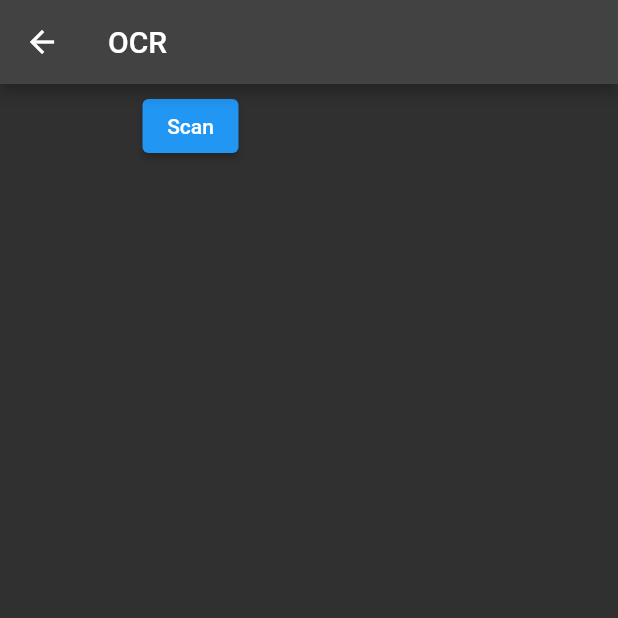
After one commit to cahix/ocrrub, a Flutter app: the screen it shows after launch, after a tap on "OCR", on a phone screen of 412 x 824 dp, the top half of it. The commit adds this screen. Run offline on Flutter 3.47's test engine with Material 2 defaults, Android fonts, the phone set to English and light mode, and no system bars; our stand-ins replace camera, image_picker; missing offline and left inert: dart:ffi, edge_detection, google_ml_kit; generated files the repository leaves out were written again.

Commit message:
add text preview

```diff
--- a/lib/main.dart
+++ b/lib/main.dart
@@ -6,6 +6,7 @@ import 'src/view/settings/settings_controller.dart';
 import 'src/view/settings/settings_service.dart';
 
 List<CameraDescription> cameras = [];
+final GlobalKey<NavigatorState> navigatorKey = GlobalKey<NavigatorState>();
 
 void main() async {
   final settingsController = SettingsController(SettingsService());
--- a/lib/src/view/app.dart
+++ b/lib/src/view/app.dart
@@ -1,9 +1,11 @@
 import 'package:flutter/material.dart';
 import 'package:flutter_gen/gen_l10n/app_localizations.dart';
 import 'package:flutter_localizations/flutter_localizations.dart';
+import 'package:ocrrub/main.dart';
 import 'package:ocrrub/src/view/mainframe/mlkit/object_detector_view.dart';
 import 'package:ocrrub/src/view/mainframe/mlkit/text_blocker_view.dart';
 import 'package:ocrrub/src/view/mainframe/mlkit/text_detector_view.dart';
+import 'package:ocrrub/src/view/mainframe/ocr/ocr_view.dart';
 import 'package:ocrrub/src/view/mainframe/mlkit2/rectangle_detector.dart';
 
 import '../view/mainframe/menu_item_list_view.dart';
@@ -27,6 +29,7 @@ class MyApp extends StatelessWidget {
         return MaterialApp(
           debugShowCheckedModeBanner: false,
           restorationScopeId: 'app',
+          navigatorKey: navigatorKey,
           localizationsDelegates: const [
             AppLocalizations.delegate,
             GlobalMaterialLocalizations.delegate,
@@ -56,6 +59,8 @@ class MyApp extends StatelessWidget {
                     return ObjectDetectorView();
                   case RectangleDetector.routeName:
                     return RectangleDetector();
+                  case OCRView.routeName:
+                    return OCRViewBuilder();
                   case MenuItemListView.routeName:
                   default:
                     return const MenuItemListView();
--- a/lib/src/view/mainframe/menu_item_list_view.dart
+++ b/lib/src/view/mainframe/menu_item_list_view.dart
@@ -3,6 +3,7 @@ import 'package:flutter_gen/gen_l10n/app_localizations.dart';
 import 'package:ocrrub/src/view/mainframe/mlkit/object_detector_view.dart';
 import 'package:ocrrub/src/view/mainframe/mlkit/text_blocker_view.dart';
 import 'package:ocrrub/src/view/mainframe/mlkit/text_detector_view.dart';
+import 'package:ocrrub/src/view/mainframe/ocr/ocr_view.dart';
 import 'package:ocrrub/src/view/mainframe/mlkit2/rectangle_detector.dart';
 import 'package:ocrrub/src/view/widgets/default_scaffold.dart';
 
@@ -15,6 +16,7 @@ class MenuItemListView extends StatelessWidget {
       MenuItem(TextDetectorView.routeName, name: 'Text Detector'),
       MenuItem(TextBlockerView.routeName, name: 'Text Blocker'),
       MenuItem(RectangleDetector.routeName, name: 'Rectangle Detector'),
+      MenuItem(OCRView.routeName, name: 'OCR'),
     ],
   }) : super(key: key);
 
--- a/lib/src/view/mainframe/mlkit/object_detector_view.dart
+++ b/lib/src/view/mainframe/mlkit/object_detector_view.dart
@@ -50,7 +50,7 @@ class _ObjectDetectorView extends State<ObjectDetectorView> {
           builder: (_) => TextPreview(inputImage: currentInputImage,)));
     }
     else {
-      showSnackbar(context, 'Please detect an Object.');
+      showSnackbar('Please detect an Object.');
     }
   }
 
--- a/lib/src/view/mainframe/mlkit2/image_preview.dart
+++ b/lib/src/view/mainframe/mlkit2/image_preview.dart
@@ -1,9 +1,9 @@
 
-import 'dart:io';
 import 'dart:ui';
 
 import 'package:camera/camera.dart';
 import 'package:flutter/cupertino.dart';
+import 'package:image/image.dart' as imglib;
 import 'package:ocrrub/src/view/common.dart';
 
 class ImagePreview extends StatefulWidget {
@@ -28,11 +28,13 @@ class _ImagePreviewState extends State<ImagePreview> {
   @override
   Widget build(BuildContext context) {
     return Scaffold(
-        body: Center(child: _imageView()),
+        body: Center(child: RotatedBox(quarterTurns: 1, child: _imageView())),
     );
   }
 
   Widget _imageView() {
+    final rect = widget.rect;
+    final img = widget.image as imglib.Image;
     return RotatedBox(quarterTurns: 1, child: widget.image,);
   }
 }
--- /dev/null
+++ b/lib/src/view/mainframe/ocr/image_view.dart
@@ -0,0 +1,33 @@
+
+import 'dart:io';
+
+import 'package:flutter/cupertino.dart';
+import 'package:ocrrub/src/view/widgets/emty_widget.dart';
+
+class ImageView extends StatelessWidget {
+  final String? imagePath;
+  final CustomPaint? customPaint;
+
+  const ImageView({
+    Key? key,
+    this.imagePath,
+    this.customPaint
+  }) : super(key: key);
+
+  @override
+  Widget build(BuildContext context) {
+    if(imagePath == null) return const Empty();
+    print(Image.file(
+      File(imagePath ?? ''),
+    ));
+    return Stack(
+      //fit: StackFit.expand,
+      children: [
+        Image.file(
+          File(imagePath ?? ''),
+        ),
+        customPaint ?? const Empty(),
+      ],
+    );
+  }
+}
--- /dev/null
+++ b/lib/src/view/mainframe/ocr/ocr_view.dart
@@ -0,0 +1,82 @@
+import 'package:flutter/material.dart';
+import 'package:ocrrub/src/view/mainframe/ocr/image_view.dart';
+import 'package:ocrrub/src/view/mainframe/ocr/ocr_view_controller.dart';
+import 'package:ocrrub/src/view/widgets/provider_view.dart';
+import 'package:provider/src/provider.dart';
+
+
+class OCRViewBuilder extends StatelessWidget {
+  const OCRViewBuilder({Key? key}) : super(key: key);
+  @override
+  Widget build(BuildContext context) {
+    return ProviderView<OCRViewController>(
+        provider: OCRViewController(),
+        child: OCRView(),
+    );
+  }
+}
+
+class OCRView extends StatefulWidget {
+  static const String routeName = '/ocrview';
+
+  @override
+  _OCRViewState createState() => _OCRViewState();
+}
+
+class _OCRViewState extends State<OCRView> {
+  late OCRViewController _controller;
+
+  @override
+  void initState() {
+    super.initState();
+    _controller = context.read<OCRViewController>();
+    _controller.getImage(context);
+  }
+
+  @override
+  Widget build(BuildContext context) {
+    context.watch<OCRViewController>();
+    return Scaffold(
+        appBar: AppBar(
+          title: const Text('OCR'),
+        ),
+        body: SingleChildScrollView(
+          child: Padding(
+            padding: const EdgeInsets.symmetric(horizontal: 16, vertical: 4),
+            child: Column(
+              mainAxisAlignment: MainAxisAlignment.center,
+              crossAxisAlignment: CrossAxisAlignment.center,
+              children: [
+                Row(
+                  mainAxisAlignment: MainAxisAlignment.spaceAround,
+                  children: [
+                    _scanButton(),
+                    _ocrButton(),
+                  ],
+                ),
+                SizedBox(height: 16),
+                ImageView(imagePath: _controller.imagePath, customPaint: _controller.customPaint,),
+              ],
+            ),
+          ),
+        ),
+    );
+  }
+
+  Widget _scanButton() {
+    return ElevatedButton(
+      onPressed: () => _controller.getImage(context),
+      child: Text('Scan'),
+    );
+  }
+
+  Widget _ocrButton() {
+    return Visibility(
+      visible: _controller.imagePath != null,
+      child: ElevatedButton(
+        onPressed: () => _controller.startOCR(),
+        child: Text('OCR'),
+      ),
+    );
+  }
+}
--- /dev/null
+++ b/lib/src/view/mainframe/ocr/ocr_view_controller.dart
@@ -0,0 +1,64 @@
+
+import 'dart:io';
+
+import 'package:edge_detection/edge_detection.dart';
+import 'package:flutter/services.dart';
+import 'package:google_ml_kit/google_ml_kit.dart';
+import 'package:ocrrub/src/view/common.dart';
+import 'package:ocrrub/src/view/mainframe/mlkit/painters/text_detector_painter.dart';
+import 'package:ocrrub/src/view/widgets/material_banner.dart';
+
+class OCRViewController with ChangeNotifier {
+  bool isBusy = false;
+  TextDetector textDetector = GoogleMlKit.vision.textDetector();
+  String? imagePath;
+  CustomPaint? customPaint;
+
+  Future<void> startOCR() async {
+    if (isBusy) return;
+    if (imagePath == null) return;
+    isBusy = true;
+    final inputImage = InputImage.fromFilePath(imagePath!);
+    final recognisedText = await textDetector.processImage(inputImage);
+    _onTextRecognised(recognisedText);
+    if(recognisedText.blocks.length > 0)
+    isBusy = false;
+    notifyListeners();
+  }
+
+  void _onTextRecognised(RecognisedText recognisedText) {
+    final blocks = recognisedText.blocks;
+    print('Found ${recognisedText.blocks.length} textBlocks');
+    if(blocks.length > 0) {
+      _setPaint(recognisedText);
+      String text = '';
+      for (var block in blocks) { text += block.text + "\n"; }
+      showMaterialBannerForText(text);
+    }
+    else {
+      customPaint = null;
+    }
+  }
+
+  void _setPaint(RecognisedText recognisedText) {
+    if(imagePath == null) return;
+    final img = Image.file(File(imagePath!),);
+    if(img.width == null || img.height == null) return;
+    final painter = TextDetectorPainter(
+        recognisedText,
+        Size(img.width!, img.height!),
+        InputImageRotation.Rotation_0deg);
+    customPaint = CustomPaint(painter: painter);
+  }
+
+  Future<void> getImage(BuildContext context) async {
+    try {
+      imagePath = (await EdgeDetection.detectEdge);
+      print("$imagePath");
+    } on PlatformException catch (e) {
+      showSnackbar(e.toString());
+      imagePath = null;
+    }
+    notifyListeners();
+  }
+}
--- /dev/null
+++ b/lib/src/view/widgets/emty_widget.dart
@@ -0,0 +1,10 @@
+import 'package:flutter/cupertino.dart';
+
+class Empty extends StatelessWidget {
+  const Empty({Key? key}) : super(key: key);
+
+  @override
+  Widget build(BuildContext context) {
+    return const SizedBox.shrink();
+  }
+}
--- /dev/null
+++ b/lib/src/view/widgets/provider_view.dart
@@ -0,0 +1,17 @@
+import 'package:flutter/cupertino.dart';
+import 'package:ocrrub/src/view/common.dart';
+
+class ProviderView<T extends ChangeNotifier> extends StatelessWidget {
+  final T provider;
+  final Widget child;
+
+  const ProviderView({Key? key, required this.provider, required this.child}) : super(key: key);
+
+  @override
+  Widget build(BuildContext context) {
+    return ChangeNotifierProvider<T>(
+      create: (_) => provider,
+      child: child,
+    );
+  }
+}
--- a/pubspec.yaml
+++ b/pubspec.yaml
@@ -19,6 +19,7 @@ dependencies:
   image_picker: ^0.8.4+4
   provider: ^6.0.1
   image: ^3.0.8
+  edge_detection: ^1.0.7
 
 dev_dependencies:
   flutter_test:
```
Also changed, not shown: lib/src/view/widgets/material_banner.dart (+29 -3 lines), pubspec.lock, 1 other file.
